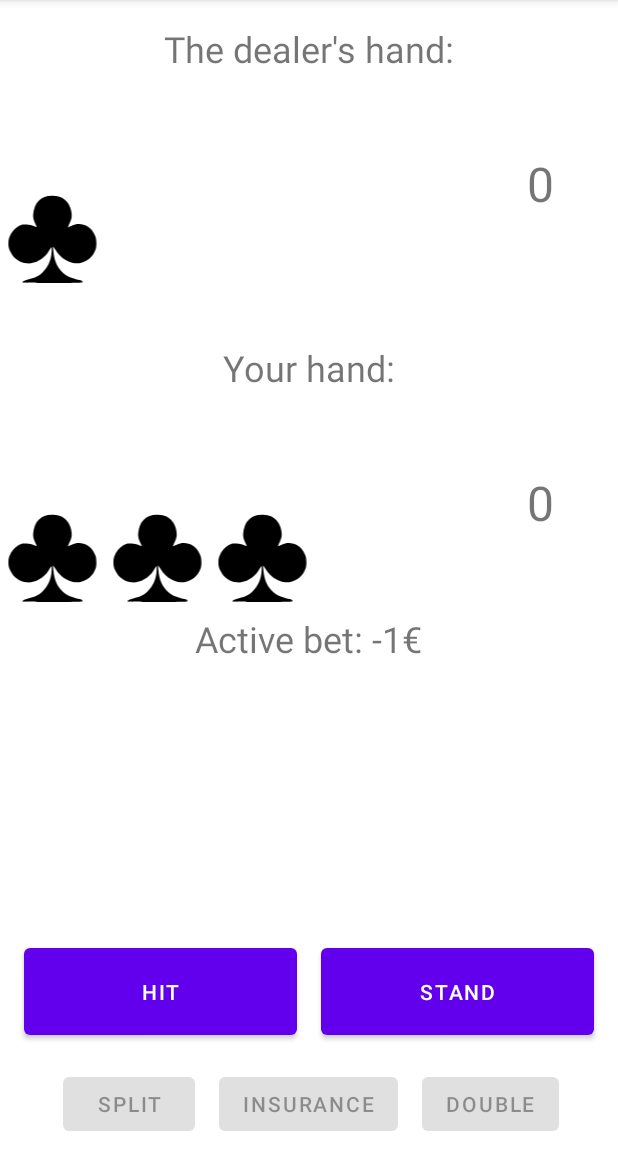
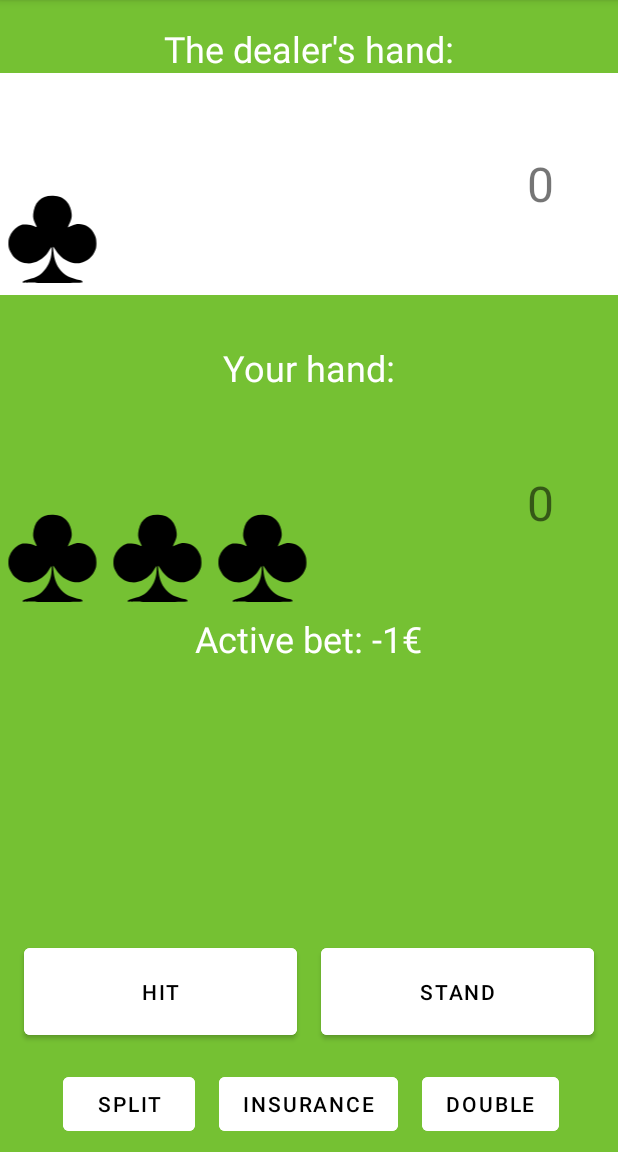
Before and after one commit to MuroPlankton/TestApp, an Android app: the BlackjackGameActivity screen opened directly, with no data from a screen before it, after a tap on "HIT", on a phone screen of 412 x 824 dp, the part 84-1236 px from its top. Run offline under Robolectric (Android 15) with nearby library versions, the phone set to English and light mode, and no system bars; 11 statements that could not run were skipped.

Commit message:
halfway into split
Player's cards are now visible. split is partially functional

```diff
--- a/app/src/main/java/com/choicely/myapplication/blackjack/BlackjackDeckSimulator.java
+++ b/app/src/main/java/com/choicely/myapplication/blackjack/BlackjackDeckSimulator.java
@@ -64,16 +64,26 @@ public class BlackjackDeckSimulator {
     public Pair<String, String> getRandomCardFromDeck() {
         Random random = new Random();
         int deckToGetFrom = random.nextInt(cardDecks.size());
-        Map<String, List<String>> deck = cardDecks.get(deckToGetFrom);
+        Map<String, List<String>> deck = cardDecks.remove(deckToGetFrom);
 
-        int suiteToGetFrom = random.nextInt(deck.size());
+        int suiteToGetFrom = -1;
         List<String> suiteNames = Arrays.asList(context.getResources().getStringArray(R.array.french_suits));
-        String suiteName = suiteNames.get(suiteToGetFrom);
-        Log.d(TAG, "suite name to get suite with: " + suiteName);
-        List<String> cardsInSelectedSuite = deck.get(suiteName);
+        String suiteName = null;
+        while (deck.get(suiteName) == null) {
+            if (suiteToGetFrom == -1) {
+                suiteToGetFrom = random.nextInt(deck.size());
+            } else {
+                suiteToGetFrom = (suiteToGetFrom == deck.size()) ? suiteToGetFrom = 0 : suiteToGetFrom + 1;
+            }
+            suiteName = suiteNames.get(suiteToGetFrom);
+        }
+        List<String> cardsInSelectedSuite = deck.remove(suiteName);
 
         int randomCardIndex = random.nextInt(cardsInSelectedSuite.size());
         String selectedCard = cardsInSelectedSuite.remove(randomCardIndex);
+
+        deck.put(suiteName, cardsInSelectedSuite);
+        cardDecks.add(deck);
 
         if (cardsInSelectedSuite.size() < 1) {
             deck.remove(suiteName);
--- a/app/src/main/java/com/choicely/myapplication/blackjack/BlackjackGameActivity.java
+++ b/app/src/main/java/com/choicely/myapplication/blackjack/BlackjackGameActivity.java
@@ -25,6 +25,7 @@ public class BlackjackGameActivity extends AppCompatActivity {
     private Button hitButton, standButton, splitButton, insuranceButton, doubleButton;
     private Dealer dealer;
     private Player player;
+    private ViewPager2 playerPager;
 
     @Override
     protected void onCreate(@Nullable Bundle savedInstanceState) {
@@ -55,7 +56,7 @@ public class BlackjackGameActivity extends AppCompatActivity {
 
         dealer = new Dealer(this, dealerUpdater);
 
-        ViewPager2 playerPager = findViewById(R.id.activity_blackjack_game_player_pager);
+        playerPager = findViewById(R.id.activity_blackjack_game_player_pager);
         PlayerHandsAdapter playerHandsAdapter = new PlayerHandsAdapter(this);
         playerPager.setAdapter(playerHandsAdapter);
         player = new Player(this, playerUpdater, playerHandsAdapter, startingBet);
@@ -140,7 +141,7 @@ public class BlackjackGameActivity extends AppCompatActivity {
             BlackjackBank.addAmountToBank(player.getCurrentHandBet() * 2);
         }
 
-        player.stand();
+        player.stand(playerPager);
         dealer.payOutInsurance();
 
         Toast.makeText(this, resultToBeDisplayed, Toast.LENGTH_LONG).show();
--- a/app/src/main/java/com/choicely/myapplication/blackjack/BlackjackHandFragment.java
+++ b/app/src/main/java/com/choicely/myapplication/blackjack/BlackjackHandFragment.java
@@ -64,4 +64,10 @@ public class BlackjackHandFragment extends Fragment {
             scoreText.setText(Integer.toString(handTotal));
         }
     }
+
+    public void setActive(boolean isActive) {
+        if (handView != null) {
+            handView.setBackgroundColor((isActive) ? this.getResources().getColor(R.color.white) : this.getResources().getColor(R.color.transparent));
+        }
+    }
 }
--- a/app/src/main/java/com/choicely/myapplication/blackjack/PlayerHandsAdapter.java
+++ b/app/src/main/java/com/choicely/myapplication/blackjack/PlayerHandsAdapter.java
@@ -1,6 +1,5 @@
 package com.choicely.myapplication.blackjack;
 
-import android.util.Log;
 import android.util.Pair;
 
 import androidx.annotation.NonNull;
@@ -13,9 +12,9 @@ import java.util.List;
 
 public class PlayerHandsAdapter extends FragmentStateAdapter {
 
-    private static final int INDEX_OF_ACTIVE_HAND = 0;
     private static final String TAG = "PlayerHandsAdapter";
 
+    private int activeHandIndex = 0;
     List<List<Pair<String, String>>> cardHands = new ArrayList<>();
     List<Integer> totalOfEachHand = new ArrayList<>();
     List<BlackjackHandFragment> handFragments = new ArrayList<>();
@@ -37,19 +36,25 @@ public class PlayerHandsAdapter extends FragmentStateAdapter {
     public void addHand(List<Pair<String, String>> cardsOfHand, int totalScore) {
         cardHands.add(cardsOfHand);
         totalOfEachHand.add(totalScore);
+        if (cardHands.size() - 1 != activeHandIndex) {
+            if (cardHands.size() == handFragments.size()) {
+                handFragments.get(handFragments.size() - 1).setActive(false);
+            }
+        }
     }
 
     public void updateHandBeingPlayed(List<Pair<String, String>> updatedCards, int newScore) {
-        cardHands.set(INDEX_OF_ACTIVE_HAND, updatedCards);
-        totalOfEachHand.set(INDEX_OF_ACTIVE_HAND, newScore);
+        cardHands.set(activeHandIndex, updatedCards);
+        totalOfEachHand.set(activeHandIndex, newScore);
 
-        handFragments.get(INDEX_OF_ACTIVE_HAND).setListOfCards(updatedCards);
-        handFragments.get(INDEX_OF_ACTIVE_HAND).setScore(newScore);
+        handFragments.get(activeHandIndex).setListOfCards(updatedCards);
+        handFragments.get(activeHandIndex).setScore(newScore);
     }
 
-    public void standActiveHand() {
-        cardHands.remove(INDEX_OF_ACTIVE_HAND);
-        totalOfEachHand.remove(INDEX_OF_ACTIVE_HAND);
+    public void setActiveHand(int activeHand) {
+        handFragments.get(activeHandIndex).setActive(false);
+        activeHandIndex = activeHand;
+        handFragments.get(activeHandIndex).setActive(true);
     }
 
     @Override
--- a/app/src/main/res/layout/activity_blackjack_game.xml
+++ b/app/src/main/res/layout/activity_blackjack_game.xml
@@ -6,6 +6,7 @@
     android:layout_height="match_parent"
     android:gravity="center_horizontal"
     android:orientation="vertical"
+    android:background="@color/gambling_green"
     >
 
     <TextView
@@ -14,12 +15,14 @@
         android:layout_marginTop="16dp"
         android:text="@string/dealer_hand"
         android:textSize="24sp"
+        android:textColor="@color/white"
         />
 
     <FrameLayout
         android:id="@+id/activity_blackjack_game_dealer_frame"
         android:layout_width="match_parent"
         android:layout_height="wrap_content"
+        android:background="@color/white"
         />
 
     <TextView
@@ -28,6 +31,7 @@
         android:layout_marginTop="32dp"
         android:text="@string/player_hand"
         android:textSize="24sp"
+        android:textColor="@color/white"
         />
 
     <androidx.viewpager2.widget.ViewPager2
@@ -44,6 +48,7 @@
         android:layout_height="wrap_content"
         android:textSize="24sp"
         tools:text="@string/example_bet"
+        android:textColor="@color/white"
         />
 
     <RelativeLayout
@@ -60,6 +65,8 @@
             android:layout_centerHorizontal="true"
             android:layout_marginHorizontal="16dp"
             android:text="@string/insurance"
+            android:backgroundTint="@color/white"
+            android:textColor="@color/black"
             />
 
         <Button
@@ -69,6 +76,8 @@
             android:layout_alignParentBottom="true"
             android:layout_toLeftOf="@+id/activity_blackjack_game_insurance_button"
             android:text="@string/split"
+            android:backgroundTint="@color/white"
+            android:textColor="@color/black"
             />
 
         <Button
@@ -78,6 +87,8 @@
             android:layout_alignParentBottom="true"
             android:layout_toRightOf="@+id/activity_blackjack_game_insurance_button"
             android:text="@string/double_button_text"
+            android:backgroundTint="@color/white"
+            android:textColor="@color/black"
             />
 
         <LinearLayout
@@ -95,6 +106,8 @@
                 android:layout_marginHorizontal="8dp"
                 android:layout_weight="1"
                 android:text="@string/hit"
+                android:backgroundTint="@color/white"
+                android:textColor="@color/black"
                 />
 
             <Button
@@ -104,6 +117,8 @@
                 android:layout_marginHorizontal="8dp"
                 android:layout_weight="1"
                 android:text="@string/stand"
+                android:backgroundTint="@color/white"
+                android:textColor="@color/black"
                 />
         </LinearLayout>
     </RelativeLayout>
--- a/app/src/main/res/values/colors.xml
+++ b/app/src/main/res/values/colors.xml
@@ -16,4 +16,6 @@
     <color name="green">#00FF19</color>
     <color name="light_gray">#BDBDBD</color>
     <color name="blue">#F3002AFF</color>
+    <color name="transparent">#00000000</color>
+    <color name="gambling_green">#75C133</color>
 </resources>
```
Also changed, not shown: app/src/main/java/com/choicely/myapplication/blackjack/Player.java (+28 -25 lines).
